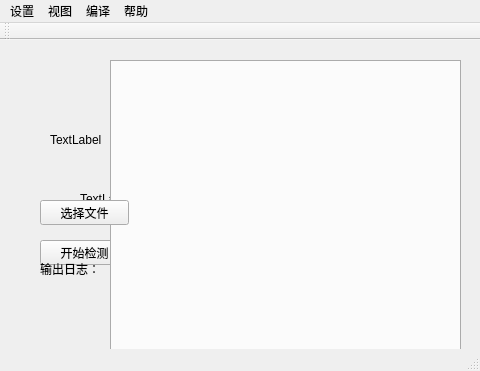
Liangsanzhu/CWAWU-CPLUS_Static_Detector, file Qt/Qt/mainwindow.ui: the form before one commit.
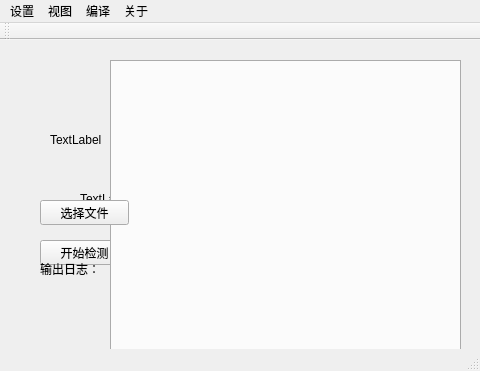
The form after the commit.

Diff of the .ui file:
```diff
--- a/Qt/Qt/mainwindow.ui
+++ b/Qt/Qt/mainwindow.ui
@@ -156,7 +156,7 @@
    </widget>
    <widget class="QMenu" name="menu_4">
     <property name="title">
-     <string>帮助</string>
+     <string>关于</string>
     </property>
    </widget>
    <addaction name="menu"/>
```
Left out of the diff: 27 changed lines with no effect on the pictures.
